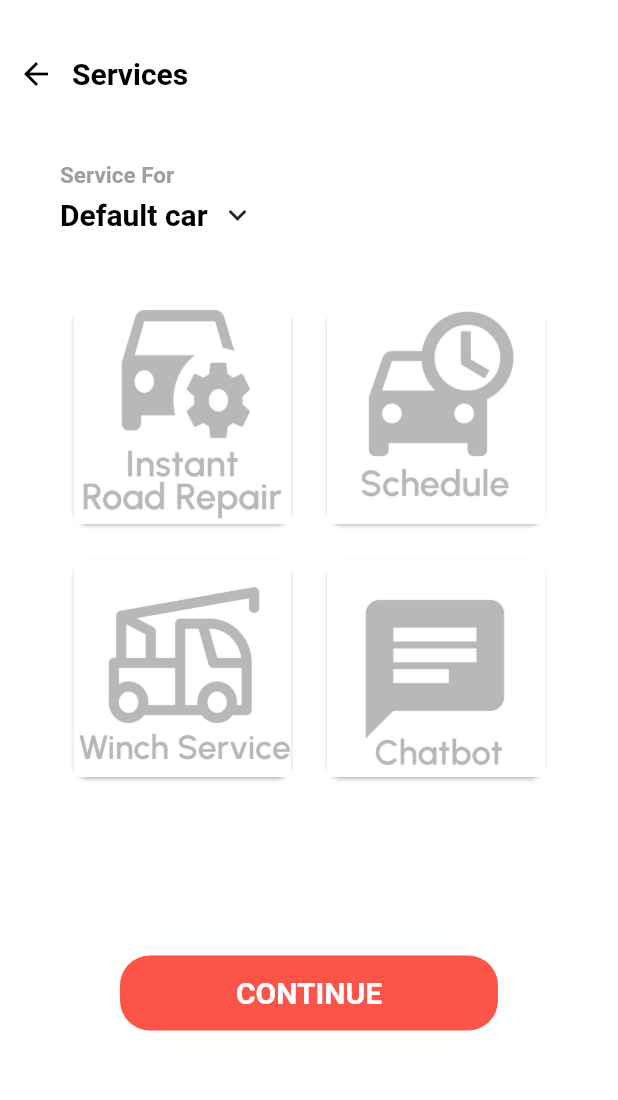
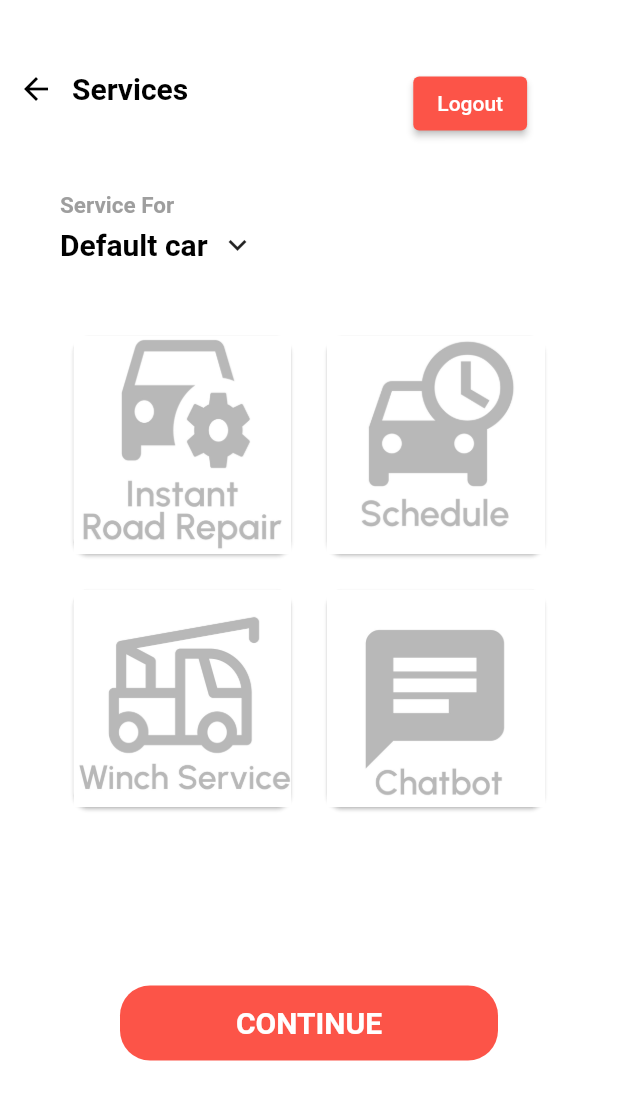
Before and after one commit to Al-Warsha/Al-Warsha-Grad, a Flutter app: the ServicesScreen screen opened directly, on a phone screen of 412 x 824 dp. Shown: the top 1100 px of the screen. Run offline on Flutter 3.47's test engine with Material 2 defaults, Android fonts, the phone set to English and light mode, and no system bars; our stand-ins replace cloud_firestore, firebase_auth, firebase_core, flutter_rating_bar, geolocator, get and 3 more; accounts and stored records are empty; Roboto replaces fonts that are missing (Urbanist).

Commit message:
Some routing modifications
Latest.

```diff
--- a/lib/Screens/ServicesScreen.dart
+++ b/lib/Screens/ServicesScreen.dart
@@ -1,5 +1,6 @@
 import 'package:flutter/cupertino.dart';
 import 'package:flutter/material.dart';
+import 'package:myapp/Controller/auth_controller.dart';
 import 'package:myapp/Screens/viewMechanicsForEmergency.dart';
 
 class ServicesScreen extends StatefulWidget {
@@ -33,12 +34,30 @@ class _ServicesScreenState extends State<ServicesScreen> {
                 Row(
                   children: [
                     BackButton(color: Colors.black),
-                    Text(
-                      'Services',
-                      style: TextStyle(fontWeight: FontWeight.w600,fontSize: 20, color: Colors.black),
+                    Container(
+                      margin: EdgeInsets.only(right:150), // Adjust the margin as needed
+                      child: Text(
+                        'Services',
+                        style: TextStyle(fontWeight: FontWeight.w600, fontSize: 20, color: Colors.black),
+                      ),
+                    ),
+                    Container(
+                      alignment: Alignment.topRight,
+                      margin: EdgeInsets.only(right: 40, top: 20),
+                      child: ElevatedButton(
+                        onPressed: () {
+                          // Perform logout action here
+                          AuthController.instance.logout();
+                        },
+                        child: Text('Logout', style: TextStyle(color: Colors.white)),
+                        style: ButtonStyle(
+                          backgroundColor: MaterialStateProperty.all<Color>(Color(0xFFFC5448)),
+                        ),
+                      ),
                     ),
                   ],
                 ),
+
                 Container(
                   alignment: Alignment.topLeft,
                   margin: EdgeInsets.only(left: 40, top: 35), // Adjust the left margin as needed
```
Also changed, not shown: lib/Controller/auth_controller.dart (+4 -3 lines), lib/Screens/BottomNavigationBar-BusinessOwner.dart (renamed from lib/Screens/BottomNavigationBar2.dart, +6 -6 lines), lib/Screens/BottomNavigationBarExample.dart (+6 -9 lines), lib/main.dart (+14 -21 lines), assets/images/car1.jpg (added), assets/images/car2jpg.jpg (added), assets/images/car3.jpg (added), assets/images/car4.jpg (added), lib/Screens/user_profile_screen.dart (line endings or trailing spaces).
